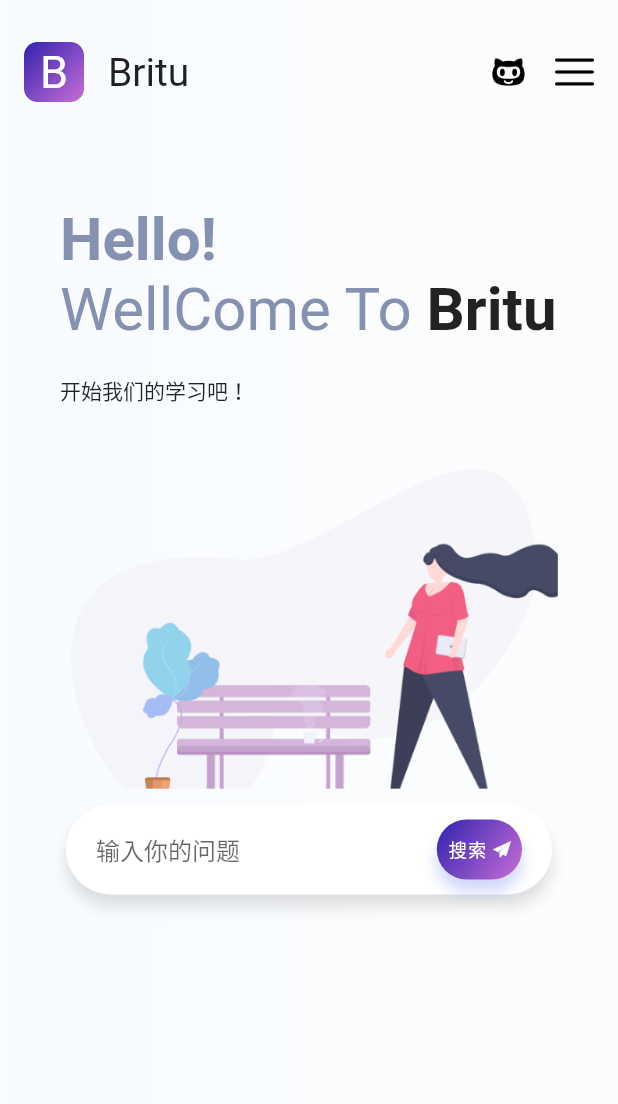
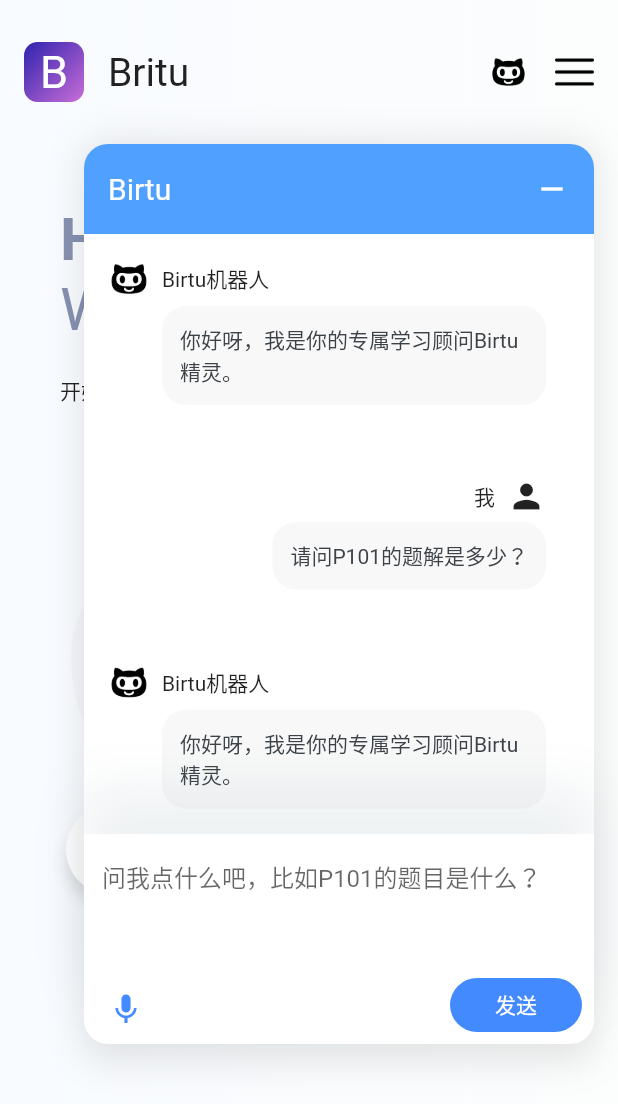
Before and after one commit to yaminet1024/birtu-oj-graph-flutter, a Flutter app: the screen it shows after launch, on a phone screen of 412 x 824 dp. Shown: the top 1104 px of the screen. Run offline on Flutter 3.47's test engine with Material 2 defaults, Android fonts, the phone set to English and light mode, and no system bars; our stand-ins replace flutter_staggered_animations; missing offline and left inert: grpc, grpclib; Roboto replaces fonts that are missing (Montserrat-Bold, Montserrat-Regular).

Commit message:
-- story 更新

```diff
--- a/lib/service/grpc_service.dart
+++ b/lib/service/grpc_service.dart
@@ -33,8 +33,6 @@
           port: 9090,
           options: const ChannelOptions(credentials: ChannelCredentials.insecure()),
         );
-      }else{
-        _channelClient = GrpcWebClientChannel.xhr(Uri.parse("http://localhost:6060"));
       }
     }catch (e){
       _channelClient = GrpcWebClientChannel.xhr(Uri.parse("http://ttl317.top:6060"));
--- a/lib/views/chat_box.dart
+++ b/lib/views/chat_box.dart
@@ -3,9 +3,7 @@
 
 typedef RemoveClick = void Function();
 
-
 class ChatBoxView extends StatefulWidget {
-
   ChatBoxView({Key key, this.onRemoveClick}) : super(key: key);
 
   final RemoveClick onRemoveClick;
@@ -16,23 +14,22 @@
   }
 }
 
-
 class _ChatBoxState extends State<ChatBoxView> {
-
-
-
   @override
   Widget build(BuildContext context) {
-    return SingleChildScrollView(
-      child: Card(
-        shadowColor: Colors.blueGrey,
-        elevation: 2,
-        shape: RoundedRectangleBorder(
-          borderRadius: BorderRadius.all(Radius.circular(12.0)),
+    return Container(
+      decoration:
+          BoxDecoration(borderRadius: BorderRadius.circular(16), boxShadow: [
+        BoxShadow(
+          color: Colors.black54.withOpacity(0.1),
+          blurRadius: 20,
+          spreadRadius: 1,
         ),
+      ]),
+      child: SingleChildScrollView(
         child: Container(
           width: 340,
-          height: 600,
+          alignment: Alignment.center,
           child: Column(
             children: <Widget>[
               new Container(
@@ -40,12 +37,11 @@
                   height: 60,
                   alignment: Alignment.centerLeft,
                   width: double.maxFinite,
-                decoration: BoxDecoration(color: Color(0XFF50a1ff), boxShadow: [
-                  BoxShadow(
-                    color: Colors.black54,
-                    blurRadius: 5.0,
+                  decoration: BoxDecoration(
+                    color: Color(0XFF50a1ff),
+                    borderRadius:
+                        BorderRadius.vertical(top: Radius.circular(16)),
                   ),
-                ]),
                   child: Row(
                     mainAxisAlignment: MainAxisAlignment.spaceBetween,
                     children: <Widget>[
@@ -54,32 +50,48 @@
                         style: TextStyle(color: Colors.white, fontSize: 20),
                       ),
                       InkWell(
-                      child:Icon(Icons.remove,color: Colors.white,) ,
-                      onTap: (){
+                        child: Icon(
+                          Icons.remove,
+                          color: Colors.white,
+                        ),
+                        onTap: () {
                           widget.onRemoveClick();
                         },
                       )
-
                     ],
-                )
-              ),
+                  )),
+              //聊天框
               Container(
                 height: 400,
-                color: Color(0XFFf8fafc),
+//                color: Color(0XFFf8fafc),
+              color: Colors.white,
                 width: double.maxFinite,
-                child: SingleChildScrollView(
-                  child: Container(),
+                child:  ListView(
+                  children: <Widget>[
+                    chatItem(),
+                    myChatItem(),
+                    chatItem(),
+                    myChatItem(),
+                    chatItem(),
+                  ],
                 ),
               ),
               Container(
                 width: double.maxFinite,
                 height: 140,
-                decoration: BoxDecoration(color: Colors.white, boxShadow: [
+                decoration: BoxDecoration(
+                    color: Colors.white,
+                    boxShadow: [
                       BoxShadow(
-                    color: Colors.black12,
-                    blurRadius: 2.0,
+                        color: Colors.blueGrey.withOpacity(0.1),
+                        blurRadius: 30,
+                        spreadRadius: 1,
+                        offset: Offset(0, -30)
+                      )
+                    ],
+                    borderRadius:
+                        BorderRadius.vertical(bottom: Radius.circular(16)),
                     ),
-                ]),
                 child: Stack(
                   children: <Widget>[
                     TextField(
@@ -104,19 +116,26 @@
                     Positioned(
                         bottom: 2,
                         right: 8,
-                        child: FlatButton(onPressed: () {},
-                            child: Text("发送",style: TextStyle(color: Colors.white),),
+                        child: FlatButton(
+                            onPressed: () {},
+                            child: Text(
+                              "发送",
+                              style: TextStyle(color: Colors.white),
+                            ),
                             color: Colors.blueAccent,
                             shape: RoundedRectangleBorder(
-                            borderRadius: BorderRadius.all(Radius.circular(20))
-                          )
-                        )),
+                                borderRadius:
+                                    BorderRadius.all(Radius.circular(20))))),
                     Positioned(
                       bottom: 0,
                       left: -10,
                       child: FlatButton.icon(
                           onPressed: null,
-                          icon: Icon(Icons.keyboard_voice,color: Colors.blueAccent,), label: Container()),
+                          icon: Icon(
+                            Icons.keyboard_voice,
+                            color: Colors.blueAccent,
+                          ),
+                          label: Container()),
                     )
                   ],
                 ),
@@ -127,4 +146,73 @@
       ),
     );
   }
+
+
+  Widget chatItem(){
+    return Container(
+      padding: EdgeInsets.all(16),
+      child: Column(
+        children: <Widget>[
+          Row(
+            children: <Widget>[
+              Image.asset("assets/fairy.png",
+                  width: 28, height: 28),
+              Padding(
+                padding: const EdgeInsets.only(left: 8,right: 8),
+                child: Text("Birtu机器人"),
+              ),
+            ],
+          ),
+          Container(
+            width: double.maxFinite,
+            margin: EdgeInsets.only(left: 36,bottom: 16,right: 16,top: 4),
+            padding: EdgeInsets.all(12),
+            child: Text("你好呀，我是你的专属学习顾问Birtu精灵。",style: TextStyle(
+              color: Color(0XFF3c4248)
+            ),),
+            decoration: BoxDecoration(
+              color: Color(0XFFf8f8f8),
+              borderRadius: BorderRadius.circular(16)
+            ),
+          ),
+        ],
+      ),
+    );
   }
+
+  Widget myChatItem(){
+    return Container(
+      padding: EdgeInsets.all(16),
+      child: Column(
+        crossAxisAlignment: CrossAxisAlignment.end,
+        children: <Widget>[
+          Row(
+            mainAxisAlignment: MainAxisAlignment.end,
+            children: <Widget>[
+              Padding(
+                padding: const EdgeInsets.only(left: 8,right: 8),
+                child: Text("我"),
+              ),
+              Padding(
+                padding: const EdgeInsets.only(right: 16),
+                child: Icon(Icons.person,size: 26,)
+              ),
+            ],
+          ),
+          Container(
+            margin: EdgeInsets.only(left: 36,bottom: 16,right: 16,top: 4),
+            padding: EdgeInsets.all(12),
+            child: Text("请问P101的题解是多少？",style: TextStyle(
+                color: Color(0XFF3c4248)
+            ),),
+            decoration: BoxDecoration(
+                color: Color(0XFFf8f8f8),
+                borderRadius: BorderRadius.circular(16)
+            ),
+          ),
+        ],
+      ),
+    );
+  }
+
+}
--- a/lib/views/home.dart
+++ b/lib/views/home.dart
@@ -17,7 +17,7 @@
 
 class MyHomePageState extends State<MyHomePage> {
 
-  bool showChatView = false;
+  bool showChatView = true;
 
 
   @override
```
Also changed, not shown: pubspec.lock. Lines whose indentation alone changed are shown as unchanged.
